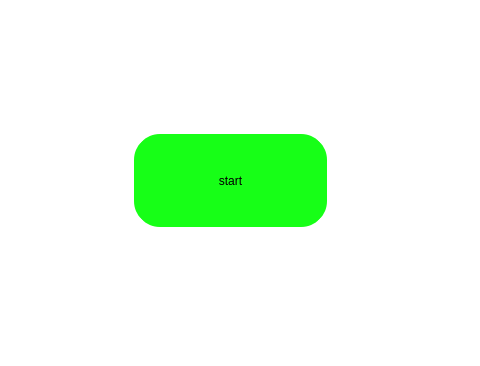
Qt form mainwindow.ui (SaraSarbakhshi/TacticalMonsters) before a commit; both pictures show x 140 to 620 and y 410 to 776 of the 795 by 776 pixel window.
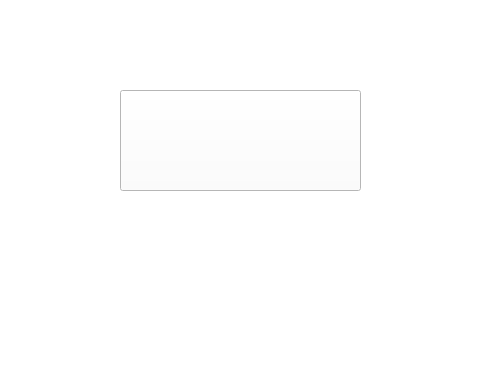
The same form after that commit. Icons and pictures are not drawn.

Commit message: start button chsnges

Diff of the .ui file:
```diff
--- a/mainwindow.ui
+++ b/mainwindow.ui
@@ -50,9 +50,9 @@
     </property>
     <property name="geometry">
      <rect>
-      <x>270</x>
-      <y>540</y>
-      <width>201</width>
+      <x>260</x>
+      <y>500</y>
+      <width>241</width>
       <height>101</height>
      </rect>
     </property>
@@ -60,19 +60,10 @@
      <string>&lt;html&gt;&lt;head/&gt;&lt;body&gt;&lt;p&gt;&lt;br/&gt;&lt;/p&gt;&lt;/body&gt;&lt;/html&gt;</string>
     </property>
     <property name="styleSheet">
-     <string notr="true">background-color: rgb(23, 255, 23);
-border: solid;
-border-color: rgb(255, 255, 255);
-border-width: 4px;
-border-radius: 30px;
-font: 700 italic 28pt &quot;Segoe UI&quot;;
-position:relative;
-text-align: center;
-qproperty-iconAlignment: AlignCenter; text-align: center;
-</string>
+     <string notr="true"/>
     </property>
     <property name="text">
-     <string>start</string>
+     <string/>
     </property>
     <property name="autoDefault">
      <bool>false</bool>
```
Left out of the diff: 2 changed lines with no effect on the pictures. The commit also changes 8 other files.
